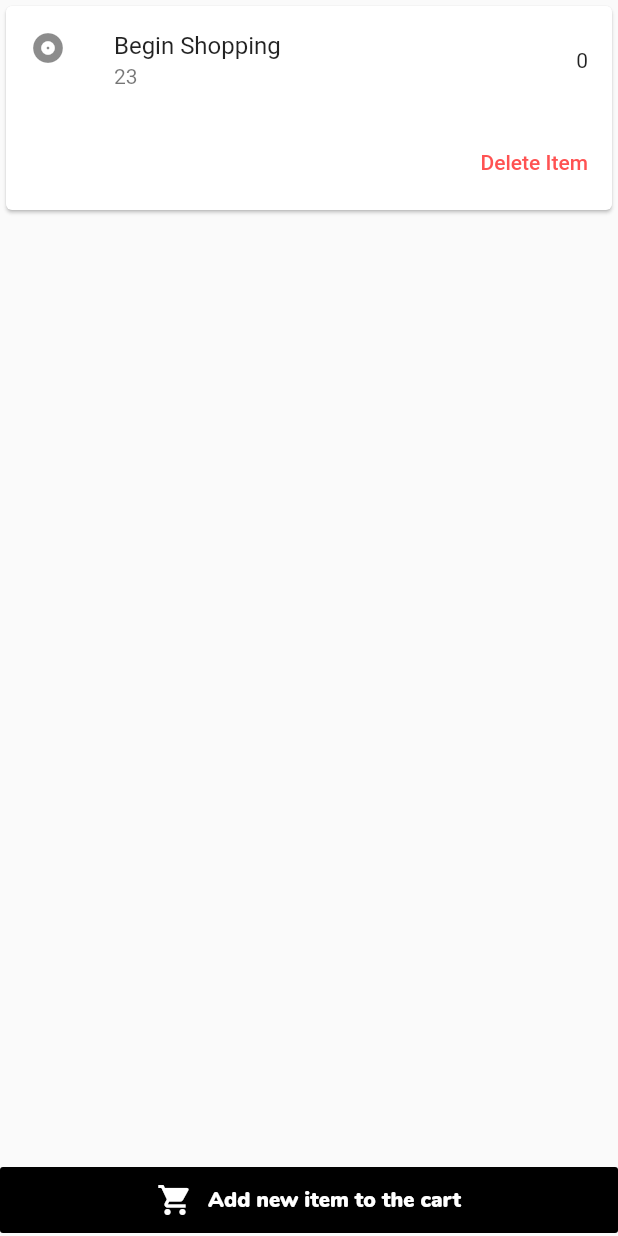
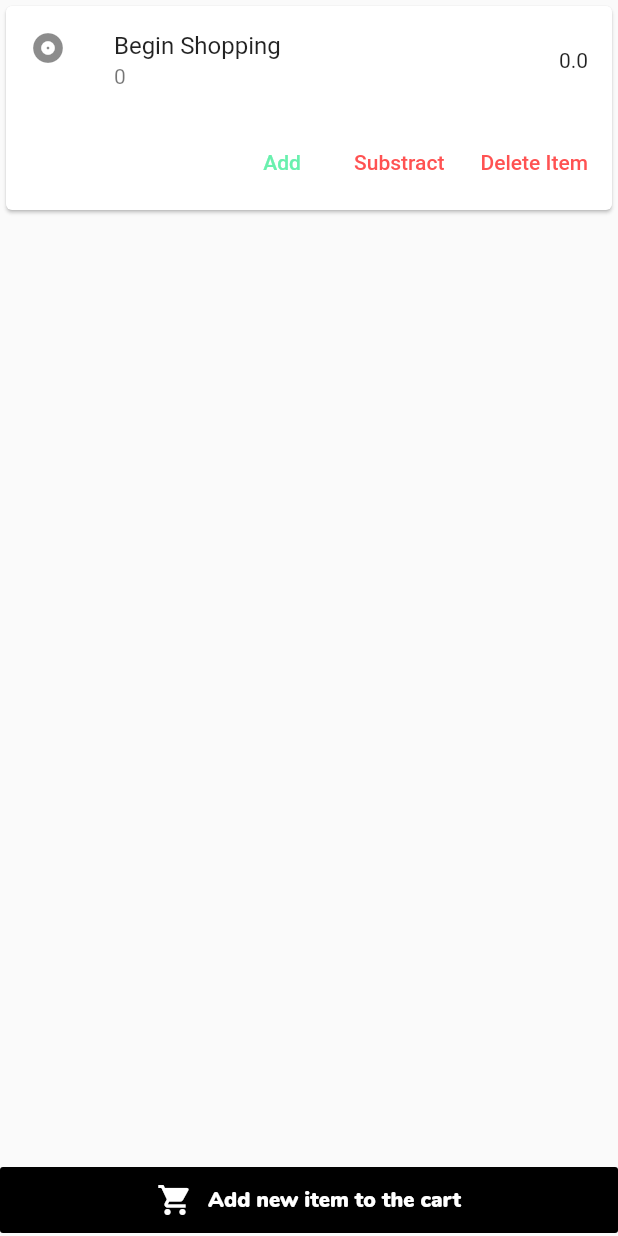
Before and after one commit to aesher9o1/belgiumProj, a Flutter app: the Item widget shown alone on an empty page, opened directly, on a phone screen of 412 x 824 dp. Run offline on Flutter 3.47's test engine with Material 2 defaults, Android fonts, the phone set to English and light mode, and no system bars; missing offline and left inert: barcode_scan, qr_utils.

```diff
--- a/lib/pages/cart/productcard.dart
+++ b/lib/pages/cart/productcard.dart
@@ -4,8 +4,9 @@ import 'package:flutter/material.dart';
 class ProductCard extends StatelessWidget {
   final CartItem product;
   final deleteItem;
+  final modifyItem;
   int position;
-  ProductCard(this.product, this.deleteItem, this.position);
+  ProductCard(this.product, this.deleteItem, this.position, this.modifyItem);
 
   @override
   Widget build(BuildContext context) {
@@ -15,12 +16,32 @@ class ProductCard extends StatelessWidget {
           ListTile(
               leading: Icon(Icons.album),
               title: Text(this.product.name),
-              subtitle: Text(this.product.price),
-              trailing: Text(this.product.quantity.toString())),
+              subtitle: Text(this.product.quantity.toString()),
+              trailing: Text(
+                  (this.product.quantity * double.parse(this.product.price))
+                      .toString())),
           ButtonTheme.bar(
             // make buttons use the appropriate styles for cards
             child: ButtonBar(
               children: <Widget>[
+                FlatButton(
+                  child: Text(
+                    'Add',
+                    style: TextStyle(color: Colors.greenAccent),
+                  ),
+                  onPressed: () {
+                    this.modifyItem(position, 1);
+                  },
+                ),
+                FlatButton(
+                  child: Text(
+                    'Substract',
+                    style: TextStyle(color: Colors.redAccent),
+                  ),
+                  onPressed: () {
+                    this.modifyItem(position, 0);
+                  },
+                ),
                 FlatButton(
                   child: Text(
                     'Delete Item',
```
Also changed, not shown: lib/pages/cart/items.dart (+22 -2 lines).
